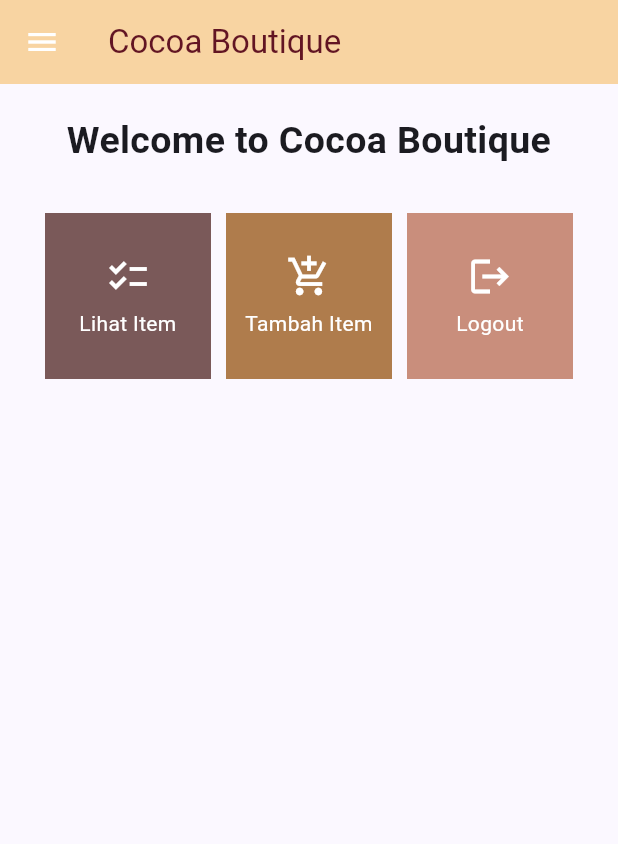
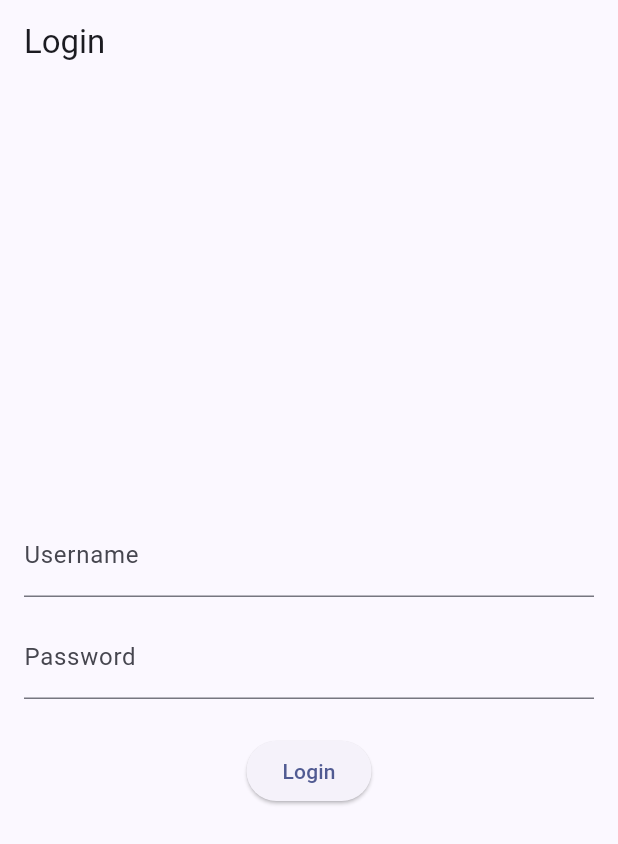
Before and after one commit to slmnrl/cocoa-boutique-mobile, a Flutter app: the screen it shows after launch, on a phone screen of 412 x 824 dp. Shown: the top 844 px of the screen. Run offline on Flutter 3.47's test engine with Material 2 defaults, Android fonts, the phone set to English and light mode, and no system bars; missing offline and left inert: pbp_django_auth.

Commit message:
Tugas 9 selesai

```diff
--- a/lib/main.dart
+++ b/lib/main.dart
@@ -1,18 +1,26 @@
 import 'package:flutter/material.dart';
 import 'package:cocoa_boutique/screens/menu.dart';
+import 'package:cocoa_boutique/screens/login.dart';
+import 'package:provider/provider.dart';
+import 'package:pbp_django_auth/pbp_django_auth.dart';
+
 
 void main() {
   runApp(const MyApp());
 }
 
 class MyApp extends StatelessWidget {
-  const MyApp({super.key});
+    const MyApp({Key? key}) : super(key: key);
 
-  // This widget is the root of your application.
     @override
     Widget build(BuildContext context) {
-    return MaterialApp(
-      title: 'Cocoa Boutique',
+        return Provider(
+            create: (_) {
+                CookieRequest request = CookieRequest();
+                return request;
+            },
+            child: MaterialApp(
+                title: 'Flutter App',
                 theme: ThemeData(
                   // This is the theme of your application.
                   //
@@ -32,7 +40,8 @@
                   colorScheme: ColorScheme.fromSeed(seedColor: Colors.indigo),
                   useMaterial3: true,
                 ),
-      home: MyHomePage(),
+                home: LoginPage(),
+          ),
       );
     }
 }
--- /dev/null
+++ b/lib/screens/login.dart
@@ -0,0 +1,114 @@
+import 'package:cocoa_boutique/screens/menu.dart';
+import 'package:flutter/material.dart';
+import 'package:pbp_django_auth/pbp_django_auth.dart';
+import 'package:provider/provider.dart';
+
+void main() {
+    runApp(const LoginApp());
+}
+
+class LoginApp extends StatelessWidget {
+const LoginApp({super.key});
+
+@override
+Widget build(BuildContext context) {
+    return MaterialApp(
+        title: 'Login',
+        theme: ThemeData(
+            primarySwatch: Colors.blue,
+    ),
+    home: const LoginPage(),
+    );
+    }
+}
+
+class LoginPage extends StatefulWidget {
+    const LoginPage({super.key});
+
+    @override
+    _LoginPageState createState() => _LoginPageState();
+}
+
+class _LoginPageState extends State<LoginPage> {
+    final TextEditingController _usernameController = TextEditingController();
+    final TextEditingController _passwordController = TextEditingController();
+
+    @override
+    Widget build(BuildContext context) {
+        final request = context.watch<CookieRequest>();
+        return Scaffold(
+            appBar: AppBar(
+                title: const Text('Login'),
+            ),
+            body: Container(
+                padding: const EdgeInsets.all(16.0),
+                child: Column(
+                    mainAxisAlignment: MainAxisAlignment.center,
+                    children: [
+                        TextField(
+                            controller: _usernameController,
+                            decoration: const InputDecoration(
+                                labelText: 'Username',
+                            ),
+                        ),
+                        const SizedBox(height: 12.0),
+                        TextField(
+                            controller: _passwordController,
+                            decoration: const InputDecoration(
+                                labelText: 'Password',
+                            ),
+                            obscureText: true,
+                        ),
+                        const SizedBox(height: 24.0),
+                        ElevatedButton(
+                            onPressed: () async {
+                                String username = _usernameController.text;
+                                String password = _passwordController.text;
+
+                                // Cek kredensial
+                                // TODO: Ganti URL dan jangan lupa tambahkan trailing slash (/) di akhir URL!
+                                // Untuk menyambungkan Android emulator dengan Django pada localhost,
+                                // gunakan URL http://10.0.2.2/
+                                final response = await request.login("http://http://salma-nurul21-tugas.pbp.cs.ui.ac.id/auth/login/", {
+                                'username': username,
+                                'password': password,
+                                });
+
+                                if (request.loggedIn) {
+                                    String message = response['message'];
+                                    String uname = response['username'];
+                                    Navigator.pushReplacement(
+                                        context,
+                                        MaterialPageRoute(builder: (context) => MyHomePage()),
+                                    );
+                                    ScaffoldMessenger.of(context)
+                                        ..hideCurrentSnackBar()
+                                        ..showSnackBar(
+                                            SnackBar(content: Text("$message Selamat datang, $uname.")));
+                                    } else {
+                                    showDialog(
+                                        context: context,
+                                        builder: (context) => AlertDialog(
+                                            title: const Text('Login Gagal'),
+                                            content:
+                                                Text(response['message']),
+                                            actions: [
+                                                TextButton(
+                                                    child: const Text('OK'),
+                                                    onPressed: () {
+                                                        Navigator.pop(context);
+                                                    },
+                                                ),
+                                            ],
+                                        ),
+                                    );
+                                }
+                            },
+                            child: const Text('Login'),
+                        ),
+                    ],
+                ),
+            ),
+        );
+    }
+}
--- a/pubspec.yaml
+++ b/pubspec.yaml
@@ -35,6 +35,9 @@
   # The following adds the Cupertino Icons font to your application.
   # Use with the CupertinoIcons class for iOS style icons.
   cupertino_icons: ^1.0.2
+  provider: ^6.1.1
+  http: ^1.1.0
+  pbp_django_auth: ^0.4.0
 
 dev_dependencies:
   flutter_test:
```
Also changed, not shown: lib/models/models.dart (+51 -1 lines), lib/screens/item_list.dart (+79 -54 lines), lib/screens/shoplist_form.dart (+34 -38 lines), lib/widgets/left_drawer.dart (+10 -10 lines), lib/widgets/shop_cart.dart (+27 -3 lines), pubspec.lock, 3 other files. Lines whose indentation alone changed are shown as unchanged.
